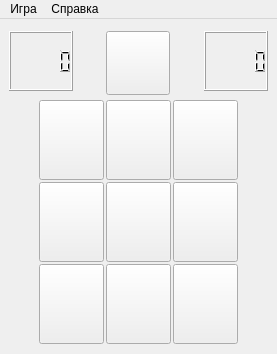
This is src/ui/root.ui in pbalykov/TicTacToeQt as Qt 5 draws it before an edit. The edited form follows.
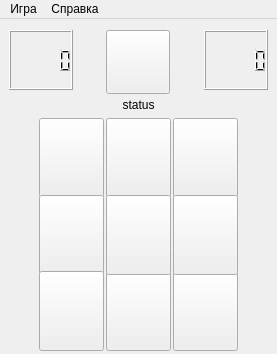
This is the edited form. Icons and pictures are not drawn. Custom widgets are drawn as their Qt base class.

Diff of the .ui file:
```diff
--- a/src/ui/root.ui
+++ b/src/ui/root.ui
@@ -41,12 +41,19 @@
           <height>60</height>
          </size>
         </property>
+        <property name="styleSheet">
+         <string notr="true">
+</string>
+        </property>
         <property name="frameShape">
          <enum>QFrame::Box</enum>
         </property>
         <property name="mode">
          <enum>QLCDNumber::Dec</enum>
         </property>
+        <property name="intValue" stdset="0">
+         <number>0</number>
+        </property>
        </widget>
       </item>
       <item>
@@ -76,6 +83,10 @@
           <height>60</height>
          </size>
         </property>
+        <property name="styleSheet">
+         <string notr="true">:hover {
+}</string>
+        </property>
         <property name="text">
          <string/>
         </property>
@@ -106,10 +117,23 @@
           <height>60</height>
          </size>
         </property>
+        <property name="styleSheet">
+         <string notr="true"/>
+        </property>
        </widget>
       </item>
      </layout>
     </item>
+    <item>
+     <widget class="QLabel" name="gameStatus">
+      <property name="text">
+       <string>status</string>
+      </property>
+      <property name="alignment">
+       <set>Qt::AlignCenter</set>
+      </property>
+     </widget>
+    </item>
     <item>
      <layout class="QGridLayout" name="folder">
       <property name="topMargin">
```
